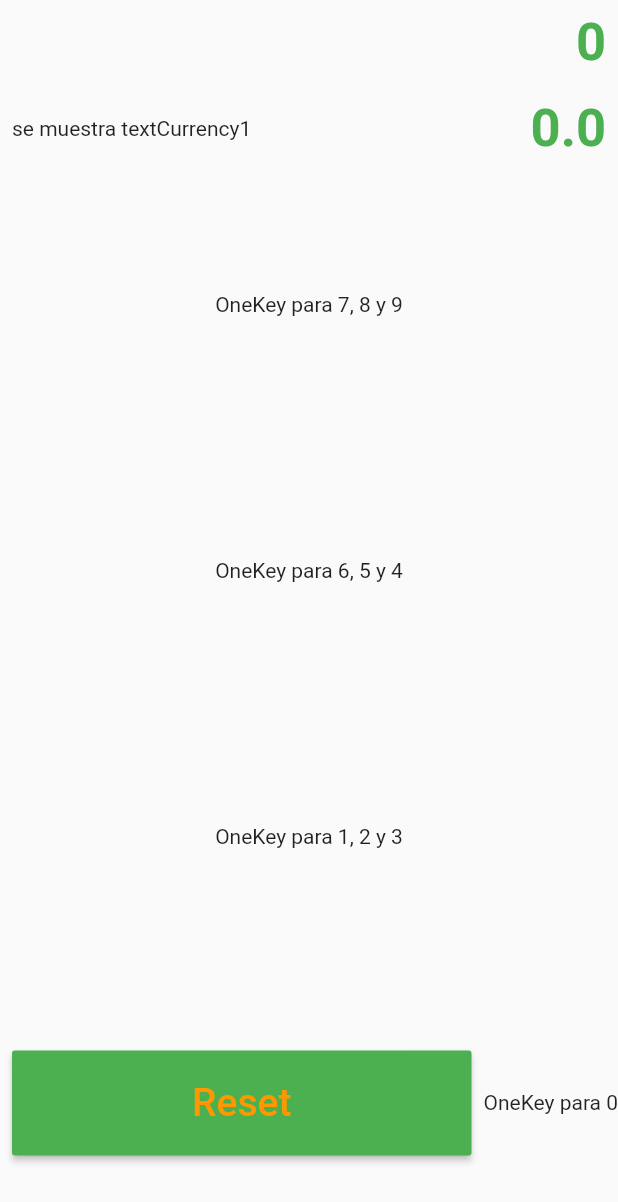
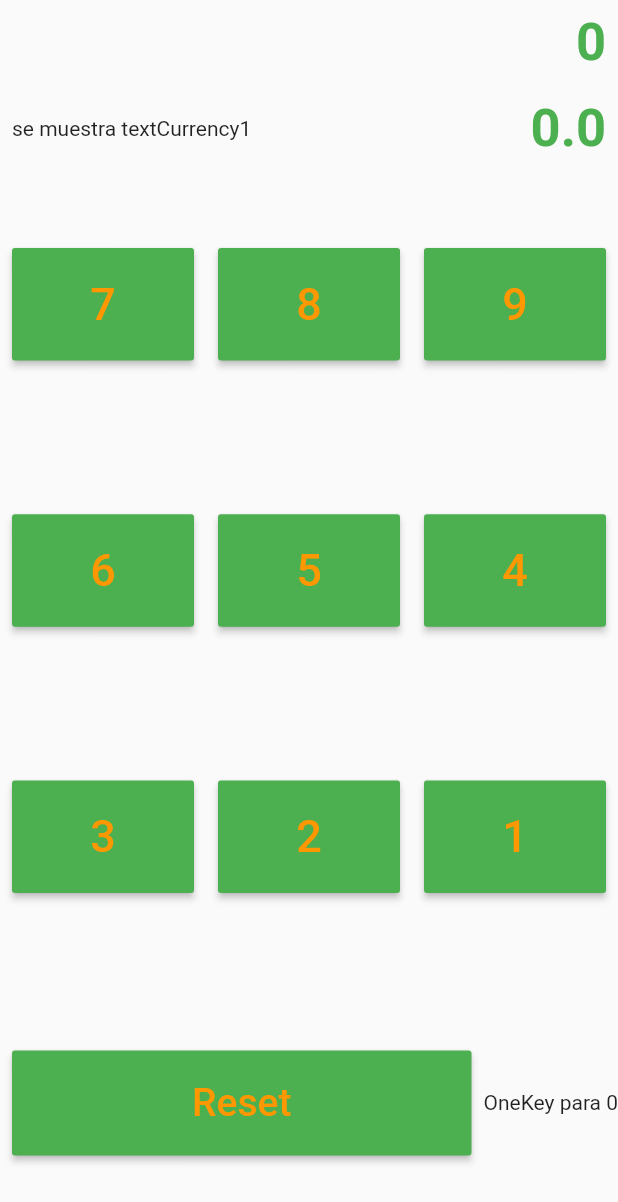
Before and after one commit to yulyber/Conversor-de-monedas-, a Flutter app: the KeyPad widget shown alone on an empty page, opened directly with empty values, on a phone screen of 412 x 824 dp. Shown: the top 1202 px of the screen. Run offline on Flutter 3.47's test engine with Material 2 defaults, Android fonts, the phone set to English and light mode, and no system bars; missing offline and left inert: direct_select.

Commit message:
onekey updated

```diff
--- a/lib/ui/widgets/key_pad.dart
+++ b/lib/ui/widgets/key_pad.dart
@@ -105,7 +105,9 @@ class _KeyPadState extends State<KeyPad> {
                 children: <Widget>[
                   // TODO
                   // en cada OneKey se manda el número y _onPressed para callback
-                  const Text('OneKey para 7, 8 y 9'),
+                  OneKey(number: 7, callback: _onPressed),
+                  OneKey(number: 8, callback: _onPressed),
+                  OneKey(number: 9, callback: _onPressed),
                 ]),
           ),
           Expanded(
@@ -115,7 +117,9 @@ class _KeyPadState extends State<KeyPad> {
                 children: <Widget>[
                   // TODO
                   // en cada OneKey se manda el número y _onPressed para callback
-                  const Text('OneKey para 6, 5 y 4'),
+                  OneKey(number: 6, callback: _onPressed),
+                  OneKey(number: 5, callback: _onPressed),
+                  OneKey(number: 4, callback: _onPressed),
                 ]),
           ),
           Expanded(
@@ -125,7 +129,9 @@ class _KeyPadState extends State<KeyPad> {
                 children: <Widget>[
                   // TODO
                   // en cada OneKey se manda el número y _onPressed para callback
-                  const Text('OneKey para 1, 2 y 3'),
+                  OneKey(number: 3, callback: _onPressed),
+                  OneKey(number: 2, callback: _onPressed),
+                  OneKey(number: 1, callback: _onPressed),
                 ]),
           ),
           Expanded(
```
